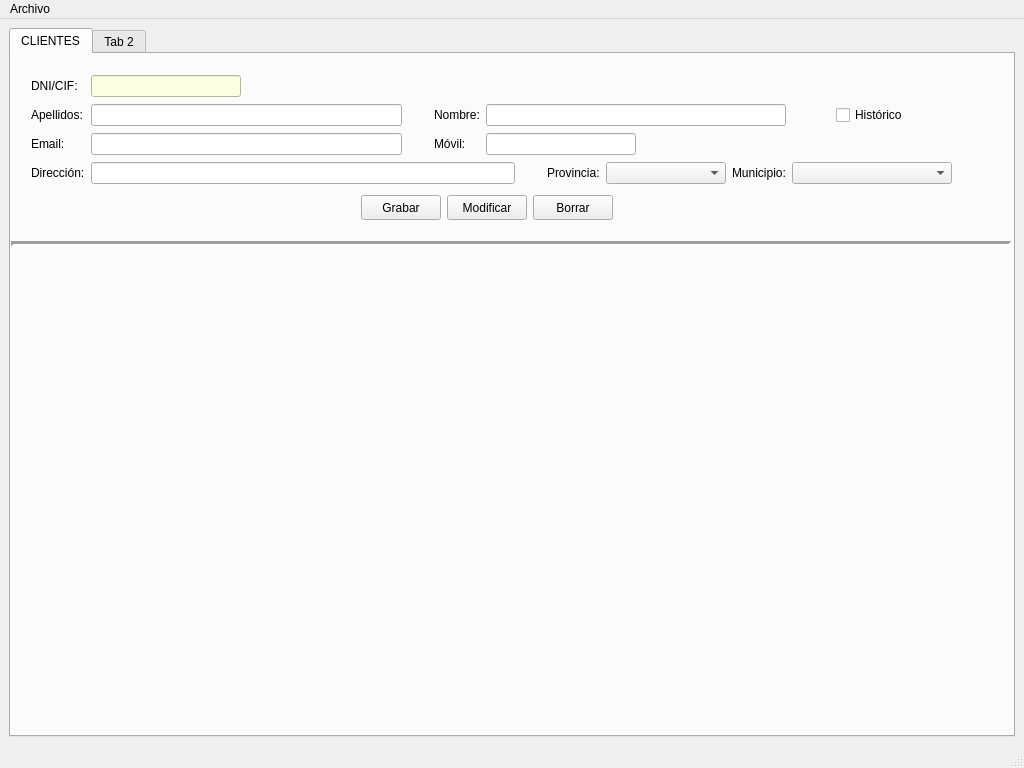
Old version of the form venPrincipal.ui in the repository BuaTeijeiro/ProyectoDI.
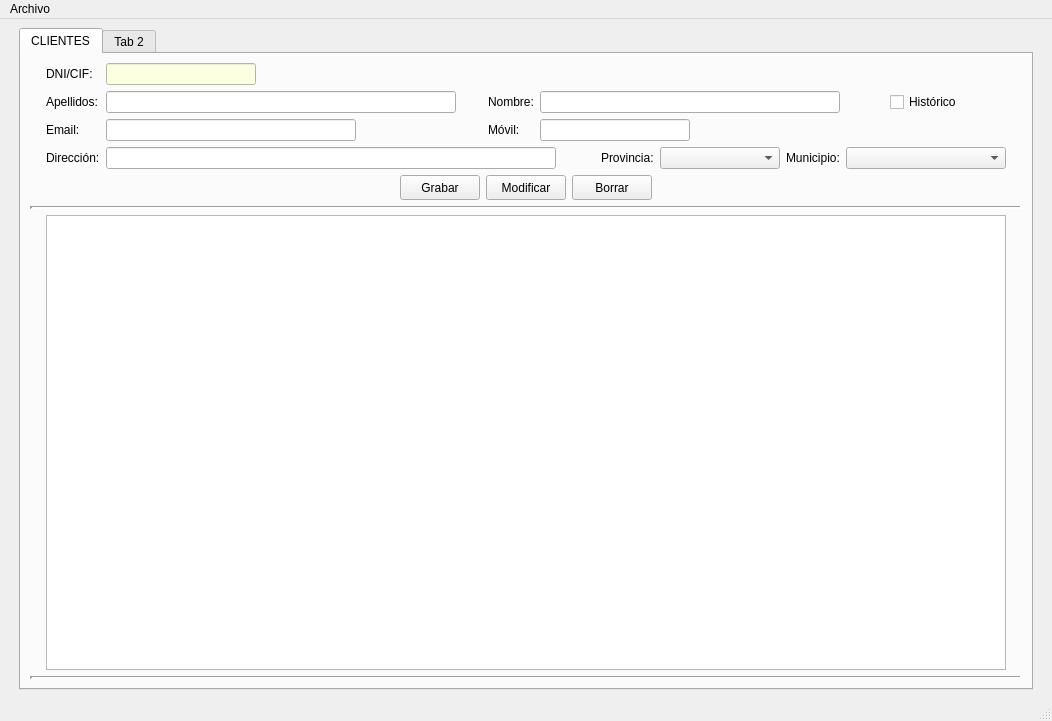
New version of the form. Icons and pictures are not drawn.

The edit to the form file:
```diff
--- a/venPrincipal.ui
+++ b/venPrincipal.ui
@@ -6,16 +6,34 @@
    <rect>
     <x>0</x>
     <y>0</y>
-    <width>1024</width>
-    <height>768</height>
+    <width>1052</width>
+    <height>721</height>
    </rect>
   </property>
   <property name="windowTitle">
    <string>InmoTeis</string>
   </property>
   <widget class="QWidget" name="centralwidget">
-   <layout class="QHBoxLayout" name="horizontalLayout_2">
-    <item>
+   <layout class="QGridLayout" name="gridLayout_3">
+    <item row="0" column="0">
+     <layout class="QGridLayout" name="gridLayout_2">
+      <item row="0" column="0">
+       <spacer name="horizontalSpacer_6">
+        <property name="orientation">
+         <enum>Qt::Horizontal</enum>
+        </property>
+        <property name="sizeType">
+         <enum>QSizePolicy::Fixed</enum>
+        </property>
+        <property name="sizeHint" stdset="0">
+         <size>
+          <width>10</width>
+          <height>20</height>
+         </size>
+        </property>
+       </spacer>
+      </item>
+      <item row="0" column="1">
      <widget class="QTabWidget" name="panPrincipal">
       <property name="sizePolicy">
        <sizepolicy hsizetype="Preferred" vsizetype="Preferred">
@@ -23,6 +41,12 @@
         <verstretch>0</verstretch>
        </sizepolicy>
       </property>
+        <property name="minimumSize">
+         <size>
+          <width>1000</width>
+          <height>660</height>
+         </size>
+        </property>
       <property name="layoutDirection">
        <enum>Qt::LeftToRight</enum>
       </property>
@@ -33,93 +57,65 @@
        <attribute name="title">
         <string>CLIENTES</string>
        </attribute>
-       <widget class="Line" name="line">
-        <property name="geometry">
-         <rect>
-          <x>0</x>
-          <y>170</y>
-          <width>1000</width>
-          <height>40</height>
-         </rect>
-        </property>
-        <property name="lineWidth">
-         <number>3</number>
-        </property>
+         <layout class="QGridLayout" name="gridLayout_4">
+          <item row="4" column="1">
+           <widget class="QTableWidget" name="tablaClientes"/>
+          </item>
+          <item row="0" column="0">
+           <spacer name="horizontalSpacer_8">
+            <property name="orientation">
+             <enum>Qt::Horizontal</enum>
+            </property>
+            <property name="sizeType">
+             <enum>QSizePolicy::Fixed</enum>
+            </property>
+            <property name="sizeHint" stdset="0">
+             <size>
+              <width>10</width>
+              <height>20</height>
+             </size>
+            </property>
+           </spacer>
+          </item>
+          <item row="0" column="2">
+           <spacer name="horizontalSpacer_9">
         <property name="orientation">
          <enum>Qt::Horizontal</enum>
         </property>
-       </widget>
-       <widget class="QWidget" name="">
-        <property name="geometry">
-         <rect>
-          <x>20</x>
-          <y>20</y>
-          <width>921</width>
-          <height>111</height>
-         </rect>
-        </property>
+            <property name="sizeType">
+             <enum>QSizePolicy::Fixed</enum>
+            </property>
+            <property name="sizeHint" stdset="0">
+             <size>
+              <width>10</width>
+              <height>20</height>
+             </size>
+            </property>
+           </spacer>
+          </item>
+          <item row="0" column="1">
         <layout class="QGridLayout" name="gridLayout">
-         <item row="0" column="0">
-          <widget class="QLabel" name="lblDnicli">
-           <property name="text">
-            <string>DNI/CIF:</string>
-           </property>
-          </widget>
-         </item>
-         <item row="0" column="1">
-          <widget class="QLineEdit" name="txtDnicli">
-           <property name="minimumSize">
-            <size>
-             <width>120</width>
-             <height>0</height>
-            </size>
-           </property>
-           <property name="maximumSize">
-            <size>
-             <width>150</width>
-             <height>16777215</height>
-            </size>
-           </property>
-           <property name="styleSheet">
-            <string notr="true">background-color:rgb(252, 255, 225)</string>
-           </property>
-          </widget>
-         </item>
-         <item row="1" column="0">
+            <item row="1" column="1">
           <widget class="QLabel" name="lblApelcli">
+              <property name="sizePolicy">
+               <sizepolicy hsizetype="Fixed" vsizetype="Fixed">
+                <horstretch>0</horstretch>
+                <verstretch>0</verstretch>
+               </sizepolicy>
+              </property>
            <property name="text">
             <string>Apellidos:</string>
            </property>
           </widget>
          </item>
-         <item row="1" column="1">
-          <widget class="QLineEdit" name="txtApelcli">
-           <property name="minimumSize">
-            <size>
-             <width>300</width>
-             <height>0</height>
-            </size>
-           </property>
-          </widget>
-         </item>
-         <item row="3" column="5">
-          <spacer name="horizontalSpacer_3">
-           <property name="orientation">
-            <enum>Qt::Horizontal</enum>
-           </property>
-           <property name="sizeType">
-            <enum>QSizePolicy::Fixed</enum>
-           </property>
-           <property name="sizeHint" stdset="0">
-            <size>
-             <width>20</width>
-             <height>20</height>
-            </size>
-           </property>
-          </spacer>
-         </item>
-         <item row="1" column="9" alignment="Qt::AlignHCenter">
+            <item row="1" column="10" alignment="Qt::AlignHCenter">
           <widget class="QCheckBox" name="checkBox">
+              <property name="sizePolicy">
+               <sizepolicy hsizetype="Fixed" vsizetype="Fixed">
+                <horstretch>0</horstretch>
+                <verstretch>0</verstretch>
+               </sizepolicy>
+              </property>
            <property name="text">
             <string>Histórico</string>
            </property>
@@ -131,104 +127,39 @@
            </property>
           </widget>
          </item>
-         <item row="3" column="8">
-          <widget class="QLabel" name="lblMunicli">
-           <property name="text">
-            <string>Municipio:</string>
-           </property>
-          </widget>
-         </item>
-         <item row="1" column="3">
-          <widget class="QLabel" name="lblNomcli">
-           <property name="text">
-            <string>Nombre:</string>
-           </property>
-          </widget>
-         </item>
-         <item row="3" column="7">
-          <widget class="QComboBox" name="cmbProvcli">
+            <item row="0" column="2">
+             <widget class="QLineEdit" name="txtDnicli">
            <property name="minimumSize">
             <size>
              <width>120</width>
              <height>0</height>
             </size>
            </property>
-          </widget>
-         </item>
-         <item row="1" column="4" colspan="5">
-          <widget class="QLineEdit" name="txtNomcli">
-           <property name="minimumSize">
+              <property name="maximumSize">
             <size>
-             <width>300</width>
-             <height>0</height>
-            </size>
-           </property>
-           <property name="text">
-            <string/>
+                <width>150</width>
+                <height>16777215</height>
+               </size>
+              </property>
+              <property name="styleSheet">
+               <string notr="true">background-color:rgb(252, 255, 225)</string>
            </property>
           </widget>
          </item>
-         <item row="2" column="1">
-          <widget class="QLineEdit" name="txtEmailcli">
-           <property name="minimumSize">
-            <size>
-             <width>300</width>
-             <height>0</height>
-            </size>
-           </property>
-           <property name="text">
-            <string/>
-           </property>
-          </widget>
-         </item>
-         <item row="3" column="0">
+            <item row="3" column="1">
           <widget class="QLabel" name="lblDircli">
+              <property name="sizePolicy">
+               <sizepolicy hsizetype="Fixed" vsizetype="Fixed">
+                <horstretch>0</horstretch>
+                <verstretch>0</verstretch>
+               </sizepolicy>
+              </property>
            <property name="text">
             <string>Dirección:</string>
            </property>
           </widget>
          </item>
-         <item row="3" column="9">
-          <widget class="QComboBox" name="cmbMunicli">
-           <property name="minimumSize">
-            <size>
-             <width>160</width>
-             <height>0</height>
-            </size>
-           </property>
-          </widget>
-         </item>
-         <item row="2" column="4" colspan="4">
-          <widget class="QLineEdit" name="txtMovilcli">
-           <property name="minimumSize">
-            <size>
-             <width>90</width>
-             <height>0</height>
-            </size>
-           </property>
-           <property name="maximumSize">
-            <size>
-             <width>150</width>
-             <height>16777215</height>
-            </size>
-           </property>
-          </widget>
-         </item>
-         <item row="2" column="0">
-          <widget class="QLabel" name="lblEmailcli">
-           <property name="text">
-            <string>Email:</string>
-           </property>
-          </widget>
-         </item>
-         <item row="2" column="3">
-          <widget class="QLabel" name="lblMovilcli">
-           <property name="text">
-            <string>Móvil:</string>
-           </property>
-          </widget>
-         </item>
-         <item row="3" column="1" colspan="4">
+            <item row="3" column="2" colspan="4">
           <widget class="QLineEdit" name="txtDircli">
            <property name="minimumSize">
             <size>
@@ -236,16 +167,63 @@
              <height>0</height>
             </size>
            </property>
-          </widget>
-         </item>
-         <item row="3" column="6">
+              <property name="maximumSize">
+               <size>
+                <width>450</width>
+                <height>16777215</height>
+               </size>
+              </property>
+             </widget>
+            </item>
+            <item row="1" column="5" colspan="5">
+             <widget class="QLineEdit" name="txtNomcli">
+              <property name="minimumSize">
+               <size>
+                <width>300</width>
+                <height>0</height>
+               </size>
+              </property>
+              <property name="maximumSize">
+               <size>
+                <width>300</width>
+                <height>300</height>
+               </size>
+              </property>
+              <property name="text">
+               <string/>
+              </property>
+             </widget>
+            </item>
+            <item row="3" column="7">
           <widget class="QLabel" name="lblProvcli">
+              <property name="sizePolicy">
+               <sizepolicy hsizetype="Fixed" vsizetype="Fixed">
+                <horstretch>0</horstretch>
+                <verstretch>0</verstretch>
+               </sizepolicy>
+              </property>
            <property name="text">
             <string>Provincia:</string>
            </property>
           </widget>
          </item>
-         <item row="1" column="2">
+            <item row="3" column="8">
+             <widget class="QComboBox" name="cmbProvcli">
+              <property name="minimumSize">
+               <size>
+                <width>120</width>
+                <height>0</height>
+               </size>
+              </property>
+              <property name="maximumSize">
+               <size>
+                <width>150</width>
+                <height>16777215</height>
+               </size>
+              </property>
+             </widget>
+            </item>
+            <item row="1" column="3">
           <spacer name="horizontalSpacer_5">
            <property name="orientation">
             <enum>Qt::Horizontal</enum>
@@ -261,7 +239,139 @@
            </property>
           </spacer>
          </item>
+            <item row="2" column="4">
+             <widget class="QLabel" name="lblMovilcli">
+              <property name="sizePolicy">
+               <sizepolicy hsizetype="Fixed" vsizetype="Fixed">
+                <horstretch>0</horstretch>
+                <verstretch>0</verstretch>
+               </sizepolicy>
+              </property>
+              <property name="text">
+               <string>Móvil:</string>
+              </property>
+             </widget>
+            </item>
+            <item row="2" column="5" colspan="4">
+             <widget class="QLineEdit" name="txtMovilcli">
+              <property name="minimumSize">
+               <size>
+                <width>90</width>
+                <height>0</height>
+               </size>
+              </property>
+              <property name="maximumSize">
+               <size>
+                <width>150</width>
+                <height>16777215</height>
+               </size>
+              </property>
+             </widget>
+            </item>
+            <item row="3" column="10">
+             <widget class="QComboBox" name="cmbMunicli">
+              <property name="minimumSize">
+               <size>
+                <width>160</width>
+                <height>0</height>
+               </size>
+              </property>
+              <property name="maximumSize">
+               <size>
+                <width>180</width>
+                <height>16777215</height>
+               </size>
+              </property>
+             </widget>
+            </item>
+            <item row="1" column="2">
+             <widget class="QLineEdit" name="txtApelcli">
+              <property name="minimumSize">
+               <size>
+                <width>350</width>
+                <height>0</height>
+               </size>
+              </property>
+              <property name="maximumSize">
+               <size>
+                <width>350</width>
+                <height>16777215</height>
+               </size>
+              </property>
+             </widget>
+            </item>
+            <item row="1" column="4">
+             <widget class="QLabel" name="lblNomcli">
+              <property name="sizePolicy">
+               <sizepolicy hsizetype="Fixed" vsizetype="Fixed">
+                <horstretch>0</horstretch>
+                <verstretch>0</verstretch>
+               </sizepolicy>
+              </property>
+              <property name="text">
+               <string>Nombre:</string>
+              </property>
+             </widget>
+            </item>
+            <item row="3" column="9">
+             <widget class="QLabel" name="lblMunicli">
+              <property name="sizePolicy">
+               <sizepolicy hsizetype="Fixed" vsizetype="Fixed">
+                <horstretch>0</horstretch>
+                <verstretch>0</verstretch>
+               </sizepolicy>
+              </property>
+              <property name="text">
+               <string>Municipio:</string>
+              </property>
+             </widget>
+            </item>
+            <item row="0" column="1">
+             <widget class="QLabel" name="lblDnicli">
+              <property name="sizePolicy">
+               <sizepolicy hsizetype="Fixed" vsizetype="Fixed">
+                <horstretch>0</horstretch>
+                <verstretch>0</verstretch>
+               </sizepolicy>
+              </property>
+              <property name="text">
+               <string>DNI/CIF:</string>
+              </property>
+             </widget>
+            </item>
          <item row="2" column="2">
+             <widget class="QLineEdit" name="txtEmailcli">
+              <property name="minimumSize">
+               <size>
+                <width>250</width>
+                <height>0</height>
+               </size>
+              </property>
+              <property name="maximumSize">
+               <size>
+                <width>250</width>
+                <height>16777215</height>
+               </size>
+              </property>
+              <property name="text">
+               <string/>
+              </property>
+             </widget>
+            </item>
+            <item row="2" column="1">
+             <widget class="QLabel" name="lblEmailcli">
+              <property name="sizePolicy">
+               <sizepolicy hsizetype="Fixed" vsizetype="Fixed">
+                <horstretch>0</horstretch>
+                <verstretch>0</verstretch>
+               </sizepolicy>
+              </property>
+              <property name="text">
+               <string>Email:</string>
+              </property>
+             </widget>
+            </item>
+            <item row="2" column="3">
           <spacer name="horizontalSpacer_4">
            <property name="orientation">
             <enum>Qt::Horizontal</enum>
@@ -277,17 +387,82 @@
            </property>
           </spacer>
          </item>
-        </layout>
-       </widget>
-       <widget class="QWidget" name="">
-        <property name="geometry">
-         <rect>
-          <x>350</x>
-          <y>140</y>
-          <width>254</width>
-          <height>27</height>
-         </rect>
-        </property>
+            <item row="3" column="6">
+             <spacer name="horizontalSpacer_3">
+              <property name="orientation">
+               <enum>Qt::Horizontal</enum>
+              </property>
+              <property name="sizeType">
+               <enum>QSizePolicy::Fixed</enum>
+              </property>
+              <property name="sizeHint" stdset="0">
+               <size>
+                <width>20</width>
+                <height>20</height>
+               </size>
+              </property>
+             </spacer>
+            </item>
+            <item row="1" column="0">
+             <spacer name="horizontalSpacer_10">
+              <property name="orientation">
+               <enum>Qt::Horizontal</enum>
+              </property>
+              <property name="sizeType">
+               <enum>QSizePolicy::Expanding</enum>
+              </property>
+              <property name="sizeHint" stdset="0">
+               <size>
+                <width>10</width>
+                <height>20</height>
+               </size>
+              </property>
+             </spacer>
+            </item>
+            <item row="1" column="11">
+             <spacer name="horizontalSpacer_11">
+              <property name="orientation">
+               <enum>Qt::Horizontal</enum>
+              </property>
+              <property name="sizeHint" stdset="0">
+               <size>
+                <width>40</width>
+                <height>20</height>
+               </size>
+              </property>
+             </spacer>
+            </item>
+           </layout>
+          </item>
+          <item row="3" column="0" colspan="3">
+           <widget class="Line" name="line">
+            <property name="lineWidth">
+             <number>3</number>
+            </property>
+            <property name="orientation">
+             <enum>Qt::Horizontal</enum>
+            </property>
+           </widget>
+          </item>
+          <item row="2" column="1">
+           <layout class="QHBoxLayout" name="horizontalLayout_2">
+            <item>
+             <spacer name="horizontalSpacer">
+              <property name="orientation">
+               <enum>Qt::Horizontal</enum>
+              </property>
+              <property name="sizeType">
+               <enum>QSizePolicy::Expanding</enum>
+              </property>
+              <property name="sizeHint" stdset="0">
+               <size>
+                <width>40</width>
+                <height>20</height>
+               </size>
+              </property>
+             </spacer>
+            </item>
+            <item>
         <layout class="QHBoxLayout" name="horizontalLayout">
          <item>
           <widget class="QPushButton" name="btnGrabarcli">
@@ -347,9 +522,38 @@
           </widget>
          </item>
         </layout>
-       </widget>
-      </widget>
-      <widget class="QWidget" name="tabConstruccion">
+            </item>
+            <item>
+             <spacer name="horizontalSpacer_2">
+              <property name="orientation">
+               <enum>Qt::Horizontal</enum>
+              </property>
+              <property name="sizeType">
+               <enum>QSizePolicy::Expanding</enum>
+              </property>
+              <property name="sizeHint" stdset="0">
+               <size>
+                <width>40</width>
+                <height>20</height>
+               </size>
+              </property>
+             </spacer>
+            </item>
+           </layout>
+          </item>
+          <item row="5" column="0" colspan="3">
+           <widget class="Line" name="line_2">
+            <property name="lineWidth">
+             <number>3</number>
+            </property>
+            <property name="orientation">
+             <enum>Qt::Horizontal</enum>
+            </property>
+           </widget>
+          </item>
+         </layout>
+        </widget>
+        <widget class="QWidget" name="pesConstruccion">
        <attribute name="title">
         <string>Tab 2</string>
        </attribute>
@@ -374,6 +578,24 @@
       </widget>
      </widget>
     </item>
+      <item row="0" column="2">
+       <spacer name="horizontalSpacer_7">
+        <property name="orientation">
+         <enum>Qt::Horizontal</enum>
+        </property>
+        <property name="sizeType">
+         <enum>QSizePolicy::Fixed</enum>
+        </property>
+        <property name="sizeHint" stdset="0">
+         <size>
+          <width>10</width>
+          <height>20</height>
+         </size>
+        </property>
+       </spacer>
+      </item>
+     </layout>
+    </item>
    </layout>
   </widget>
   <widget class="QMenuBar" name="menubar">
@@ -381,7 +603,7 @@
     <rect>
      <x>0</x>
      <y>0</y>
-     <width>1024</width>
+     <width>1052</width>
      <height>21</height>
     </rect>
    </property>
```
Left out of the diff: 6 changed lines with no effect on the pictures. Lines whose indentation alone changed are shown as unchanged.
